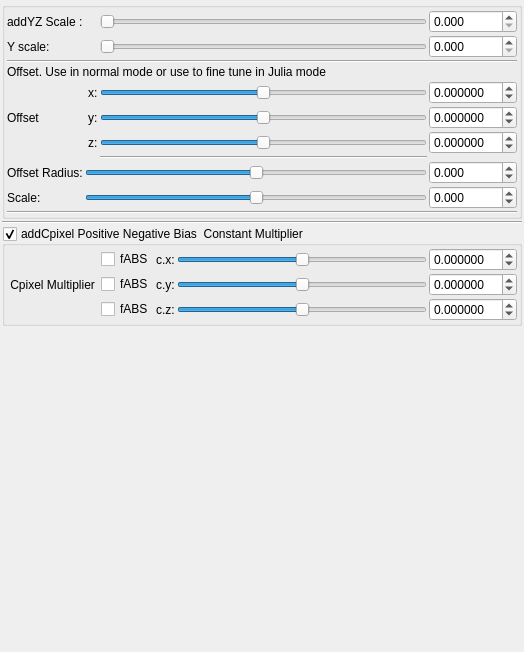
Qt form mandelbulber2/qt_data/fractal_msltoesym3_mod3.ui (buddhi1980/mandelbulber2) before a commit.
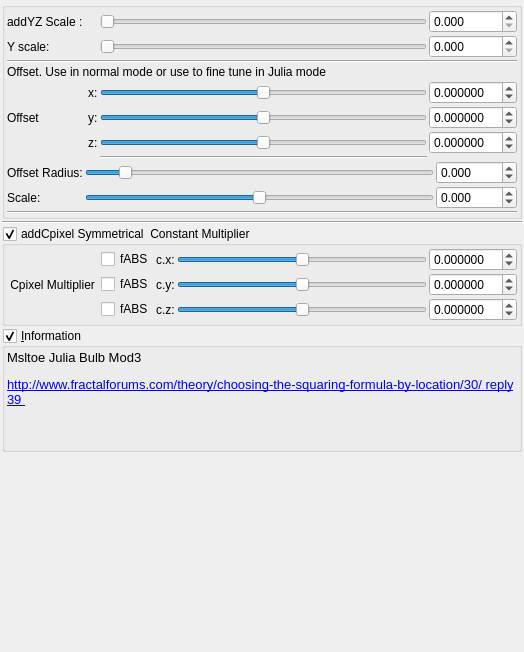
The same form after that commit. Custom widgets are drawn as their Qt base class.

Commit message: More updating mainly msltoe sym julia bulbs

```diff
--- a/mandelbulber2/qt_data/fractal_msltoesym3_mod3.ui
+++ b/mandelbulber2/qt_data/fractal_msltoesym3_mod3.ui
@@ -394,10 +394,10 @@
              </sizepolicy>
             </property>
             <property name="minimum">
-             <number>-18000</number>
+             <number>-2000</number>
             </property>
             <property name="maximum">
-             <number>18000</number>
+             <number>2000</number>
             </property>
             <property name="value">
              <number>0</number>
@@ -428,10 +428,10 @@
              <number>3</number>
             </property>
             <property name="minimum">
-             <double>-36000.000000000000000</double>
+             <double>-2000.000000000000000</double>
             </property>
             <property name="maximum">
-             <double>36000.000000000000000</double>
+             <double>2000.000000000000000</double>
             </property>
             <property name="singleStep">
              <double>0.100000000000000</double>
@@ -456,10 +456,10 @@
              <number>3</number>
             </property>
             <property name="minimum">
-             <double>-36000.000000000000000</double>
+             <double>-2000.000000000000000</double>
             </property>
             <property name="maximum">
-             <double>36000.000000000000000</double>
+             <double>2000.000000000000000</double>
             </property>
             <property name="singleStep">
              <double>0.100000000000000</double>
@@ -475,7 +475,7 @@
              </sizepolicy>
             </property>
             <property name="minimum">
-             <number>-18000</number>
+             <number>-2000</number>
             </property>
             <property name="maximum">
              <number>18000</number>
@@ -532,7 +532,7 @@
       <string>&lt;html&gt;&lt;head/&gt;&lt;body&gt;&lt;p&gt;Cpixel is CVector3 c = ( c.x, c.y, c.z). It is each original point (pixel) in 3D space where the iteration starts from, ( c = original z for each point .) It is commonly found in formula structures z = f(z) + c.&lt;/p&gt;&lt;p&gt;The Cpixel multiplier effectively scales this point &amp;quot;c&amp;quot; towards the origin.&lt;/p&gt;&lt;p&gt;This transform allows the addition or subtraction of Cpixel, dependent on whether z is postive or negative.&lt;/p&gt;&lt;p&gt;e.g if &lt;span style=&quot; font-style:italic;&quot;&gt;z.x&lt;/span&gt; is positive then &lt;span style=&quot; font-style:italic;&quot;&gt;fabs(c.x)&lt;/span&gt; is added, if &lt;span style=&quot; font-style:italic;&quot;&gt;z.x&lt;/span&gt; is negative then &lt;span style=&quot; font-style:italic;&quot;&gt;fabs(c)&lt;/span&gt; is subtracted. &lt;/p&gt;&lt;p&gt;Also try negative addCpixel constant multipliers.&lt;/p&gt;&lt;p&gt;If checkBoxes are disabled then Cpixel remains signed.&lt;/p&gt;&lt;p&gt;&lt;br/&gt;&lt;/p&gt;&lt;/body&gt;&lt;/html&gt;</string>
      </property>
      <property name="title">
-      <string>addCpixel Positive Negative Bias  Constant Multiplier </string>
+      <string>addCpixel Symmetrical  Constant Multiplier </string>
      </property>
      <property name="checkable">
       <bool>true</bool>
@@ -771,6 +771,46 @@
      </layout>
     </widget>
    </item>
+   <item>
+    <widget class="MyGroupBox" name="groupCheck_info">
+     <property name="title">
+      <string>&amp;Information</string>
+     </property>
+     <property name="flat">
+      <bool>false</bool>
+     </property>
+     <property name="checkable">
+      <bool>true</bool>
+     </property>
+     <layout class="QVBoxLayout" name="verticalLayout_2">
+      <property name="spacing">
+       <number>2</number>
+      </property>
+      <property name="leftMargin">
+       <number>2</number>
+      </property>
+      <property name="topMargin">
+       <number>2</number>
+      </property>
+      <property name="rightMargin">
+       <number>2</number>
+      </property>
+      <property name="bottomMargin">
+       <number>2</number>
+      </property>
+      <item>
+       <widget class="QLabel" name="label_4">
+        <property name="text">
+         <string>&lt;html&gt;&lt;head/&gt;&lt;body&gt;&lt;p&gt;&lt;span style=&quot; font-family:'Apolonia Nova Lekka OT'; font-size:10pt;&quot;&gt;Msltoe Julia Bulb Mod3 &lt;/span&gt;&lt;/p&gt;&lt;p&gt;&lt;a href=&quot;http://www.fractalforums.com/theory/choosing-the-squaring-formula-by-location/30/ reply 39 &quot;&gt;&lt;span style=&quot; font-size:10pt; text-decoration: underline; color:#0000ff;&quot;&gt;http://www.fractalforums.com/theory/choosing-the-squaring-formula-by-location/30/ reply 39 &lt;/span&gt;&lt;/a&gt;&lt;/p&gt;&lt;p&gt;&lt;br/&gt;&lt;/p&gt;&lt;/body&gt;&lt;/html&gt;</string>
+        </property>
+        <property name="wordWrap">
+         <bool>true</bool>
+        </property>
+       </widget>
+      </item>
+     </layout>
+    </widget>
+   </item>
    <item>
     <spacer name="verticalSpacer">
      <property name="orientation">
```
Left out of the diff: 28 changed lines with no effect on the pictures. The commit also changes 7 other files.
